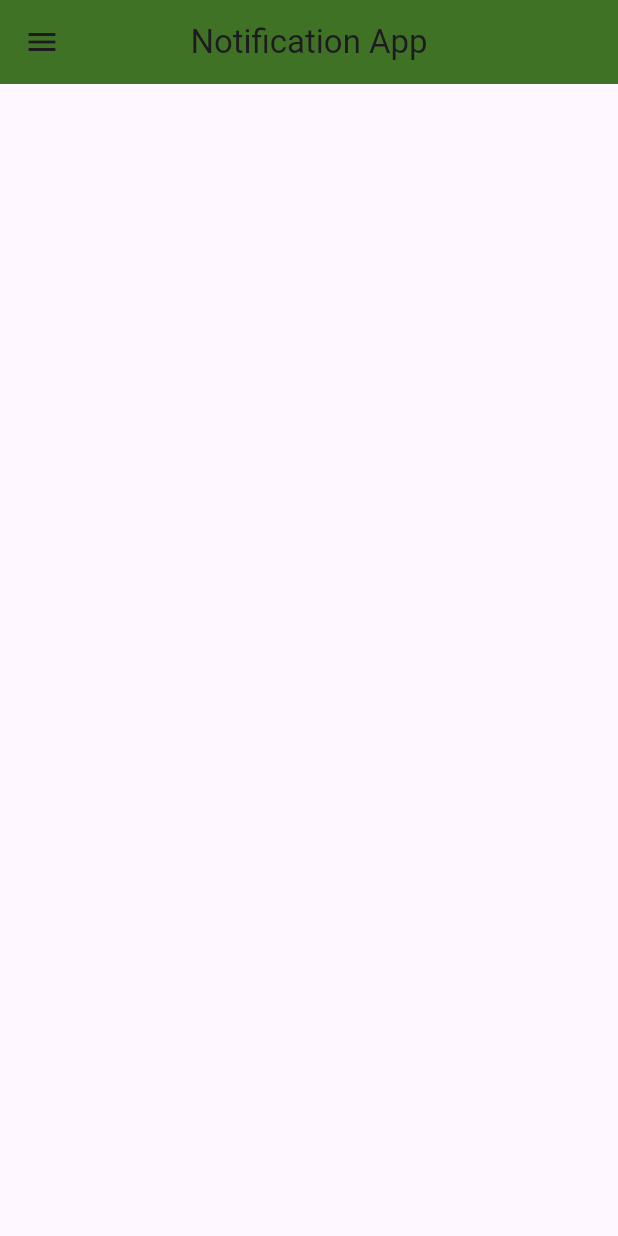
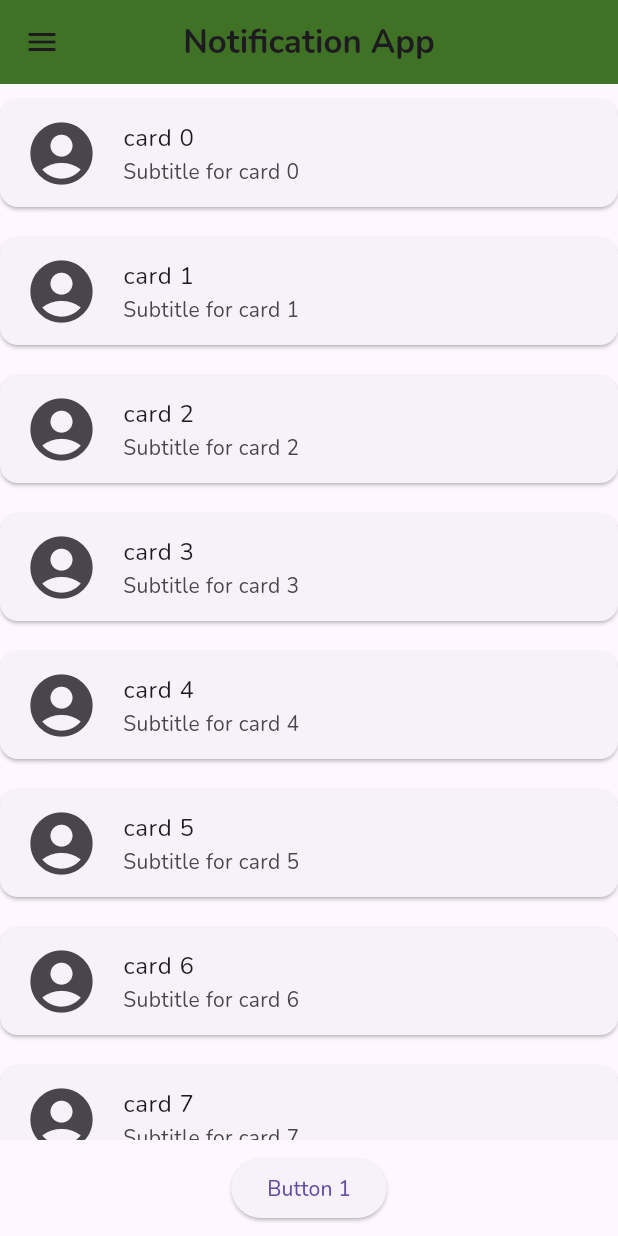
Before and after one commit to Slizzle45/notification_app, a Flutter app: the screen it shows after launch, on a phone screen of 412 x 824 dp. Run offline on Flutter 3.47's test engine with Material 3 defaults, Android fonts, the phone set to English and light mode, and no system bars.

Commit message:
added cards listview as placeholder. refactoring

```diff
--- a/lib/main.dart
+++ b/lib/main.dart
@@ -1,4 +1,6 @@
 import 'package:flutter/material.dart';
+
+import 'screens/home_screen.dart';
 
 void main() {
   runApp(const MyApp());
@@ -10,9 +12,10 @@ class MyApp extends StatelessWidget {
 
   @override
   Widget build(BuildContext context) {
-    return const MaterialApp(
+    return MaterialApp(
       title: appTitle,
-      home: MyHomePage(title: appTitle),
+      theme: ThemeData(fontFamily: "Nunito"),
+      home: const MyHomePage(title: appTitle),
     );
   }
 }
@@ -35,12 +38,21 @@ class _MyHomePageState extends State<MyHomePage> {
     });
   }
 
+  static const List<Widget> _widgetOptions = <Widget>[
+    HomePageView(), // Home page
+    Center(child: Text('Option 1 Page')), // Option1 page
+    Center(child: Text('Option 2 Page')), // Option2 page
+  ];
+
   @override
   Widget build(BuildContext context) {
     return Scaffold(
-      extendBodyBehindAppBar: true,
+      //extendBodyBehindAppBar: true,
       appBar: AppBar(
-        title: Text(widget.title),
+        title: Text(
+          widget.title,
+          style: const TextStyle(fontWeight: FontWeight.w700),
+        ),
         centerTitle: true,
         backgroundColor: primaryColor,
         leading: Builder(
@@ -54,7 +66,15 @@ class _MyHomePageState extends State<MyHomePage> {
           },
         ),
       ),
-      drawer: Drawer(
+      drawer: mainDrawer(context),
+      body: _widgetOptions
+          .elementAt(_selectedIndex), //returns the page you select from drawer
+    );
+  }
+
+  /// Left-Side drawer opens with burger icon.
+  Drawer mainDrawer(BuildContext context) {
+    return Drawer(
       //listview
       child: ListView(
         // Important: Remove any padding from the ListView.
@@ -98,24 +118,6 @@ class _MyHomePageState extends State<MyHomePage> {
           ),
         ],
       ),
-      ),
     );
   }
 }
-
-      /*
-theme: ThemeData(
-        primaryColor: Color(0x424549),
-      ),
-      home: Scaffold(
-        appBar: AppBar(
-          title: const Text('Notification App'),
-          backgroundColor: primaryColor,
-          centerTitle: true,
-        ),
-        drawer: Drawer(
-          child: Text('asd'), //todo,
-        ),
-        body: Text('merhaba dünya'),
-      ),
-      */
--- /dev/null
+++ b/lib/screens/home_screen.dart
@@ -0,0 +1,41 @@
+import 'package:flutter/material.dart';
+
+class HomePageView extends StatelessWidget {
+  const HomePageView({super.key});
+
+  @override
+  Widget build(BuildContext context) {
+    return Column(
+      children: <Widget>[
+        Expanded(
+          child: ListView.builder(
+            //padding: const EdgeInsets.all(8),
+            itemCount: 10, // max items to list
+            itemBuilder: (BuildContext context, int index) {
+              return myCard(index);
+            },
+          ),
+        ),
+        Padding(
+          padding: const EdgeInsets.all(8.0),
+          child: ElevatedButton(
+            onPressed: () {},
+            child: const Text('Button 1'),
+          ),
+        ),
+      ],
+    );
+  }
+
+  ///each card for listview
+  Card myCard(int index) {
+    return Card(
+      margin: const EdgeInsets.symmetric(vertical: 10),
+      child: ListTile(
+        leading: Icon(Icons.account_circle, size: 50),
+        title: Text('card $index'),
+        subtitle: Text('Subtitle for card $index'),
+      ),
+    );
+  }
+}
```
Lines whose indentation alone changed are shown as unchanged.
